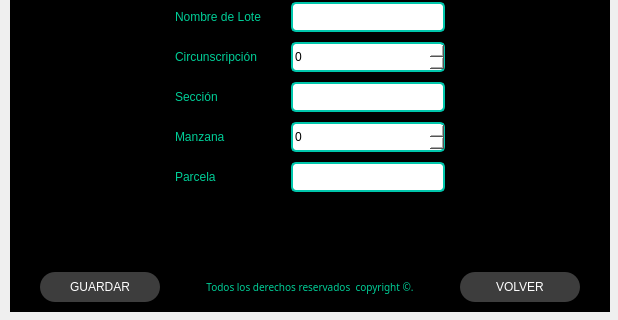
Before: the Qt Designer form Front/Modificar Lote Ventana.ui in MartinFernandezSantia/AplicacionPyThonPyQT6, drawn with Qt 5; both pictures show x 0 to 618 and y 148 to 468 of the 618 by 468 pixel window.
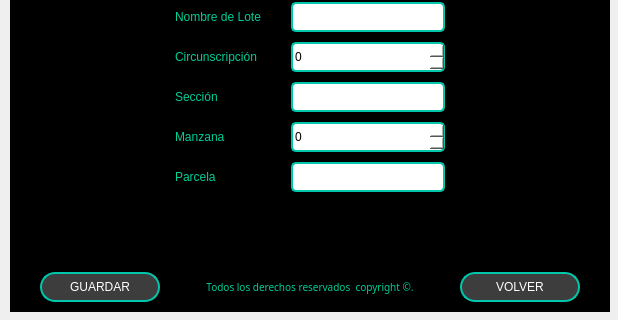
After: the same form once the commit is applied. Icons and pictures are not drawn.

Commit message: Se agrego color de borde a los botones guardar y volver

Diff of the .ui file:
```diff
--- a/Front/Modificar Lote Ventana.ui
+++ b/Front/Modificar Lote Ventana.ui
@@ -76,6 +76,7 @@
     border-radius: 15px;
     color: rgb(255, 255, 255);
     font: 77 10pt &quot;Arial Black&quot;;
+	border: 2px solid #00c6ab;
 }
 
 QPushButton:hover {
```
